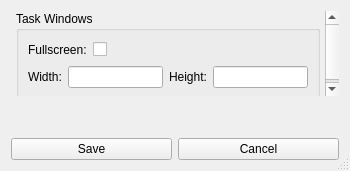
First picture: the form in designer/ui/settings_window_qt.ui, repository sho-87/cognitive-battery, before the edit.
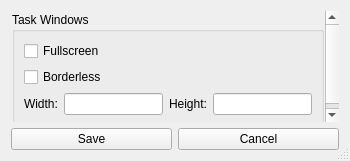
Second picture: the form after the edit.

Commit message: Add borderless task window mode

```diff
--- a/designer/ui/settings_window_qt.ui
+++ b/designer/ui/settings_window_qt.ui
@@ -10,7 +10,7 @@
     <x>0</x>
     <y>0</y>
     <width>350</width>
-    <height>171</height>
+    <height>161</height>
    </rect>
   </property>
   <property name="windowTitle">
@@ -24,7 +24,7 @@
   </property>
   <layout class="QVBoxLayout" name="verticalLayout_2">
    <item>
-    <layout class="QVBoxLayout" name="settings_main_layout">
+    <layout class="QVBoxLayout" name="settings_main_layout" stretch="0,0">
      <item>
       <widget class="QScrollArea" name="settings_scroll_area">
        <property name="frameShape">
@@ -45,21 +45,12 @@
           <x>0</x>
           <y>0</y>
           <width>330</width>
-          <height>101</height>
+          <height>110</height>
          </rect>
         </property>
         <layout class="QVBoxLayout" name="verticalLayout">
-         <property name="leftMargin">
-          <number>5</number>
-         </property>
-         <property name="topMargin">
-          <number>0</number>
-         </property>
-         <property name="rightMargin">
-          <number>5</number>
-         </property>
-         <property name="bottomMargin">
-          <number>0</number>
+         <property name="margin">
+          <number>1</number>
          </property>
          <item>
           <widget class="QGroupBox" name="settings_tasks_group">
@@ -71,41 +62,18 @@
            </property>
            <layout class="QVBoxLayout" name="verticalLayout_3">
             <item>
-             <layout class="QHBoxLayout" name="settings_task_fullscreen_layout">
-              <item>
-               <widget class="QLabel" name="settings_task_maximize_label">
-                <property name="text">
-                 <string>Fullscreen:</string>
-                </property>
-               </widget>
-              </item>
-              <item>
-               <widget class="QCheckBox" name="settings_task_fullscreen_checkbox">
-                <property name="statusTip">
-                 <string>Show tasks in fullscreen mode</string>
-                </property>
-                <property name="layoutDirection">
-                 <enum>Qt::LeftToRight</enum>
-                </property>
-                <property name="text">
-                 <string/>
-                </property>
-               </widget>
-              </item>
-              <item>
-               <spacer name="horizontalSpacer">
-                <property name="orientation">
-                 <enum>Qt::Horizontal</enum>
-                </property>
-                <property name="sizeHint" stdset="0">
-                 <size>
-                  <width>40</width>
-                  <height>20</height>
-                 </size>
-                </property>
-               </spacer>
-              </item>
-             </layout>
+             <widget class="QCheckBox" name="settings_task_fullscreen_checkbox">
+              <property name="text">
+               <string>Fullscreen</string>
+              </property>
+             </widget>
+            </item>
+            <item>
+             <widget class="QCheckBox" name="settings_task_borderless_checkbox">
+              <property name="text">
+               <string>Borderless</string>
+              </property>
+             </widget>
             </item>
             <item>
              <layout class="QHBoxLayout" name="settings_task_size">
@@ -146,19 +114,6 @@
        </widget>
       </widget>
      </item>
-     <item>
-      <spacer name="verticalSpacer">
-       <property name="orientation">
-        <enum>Qt::Vertical</enum>
-       </property>
-       <property name="sizeHint" stdset="0">
-        <size>
-         <width>20</width>
-         <height>40</height>
-        </size>
-       </property>
-      </spacer>
-     </item>
      <item>
       <layout class="QHBoxLayout" name="settings_button_layout">
        <item>
```
The commit also changes 3 other files.
